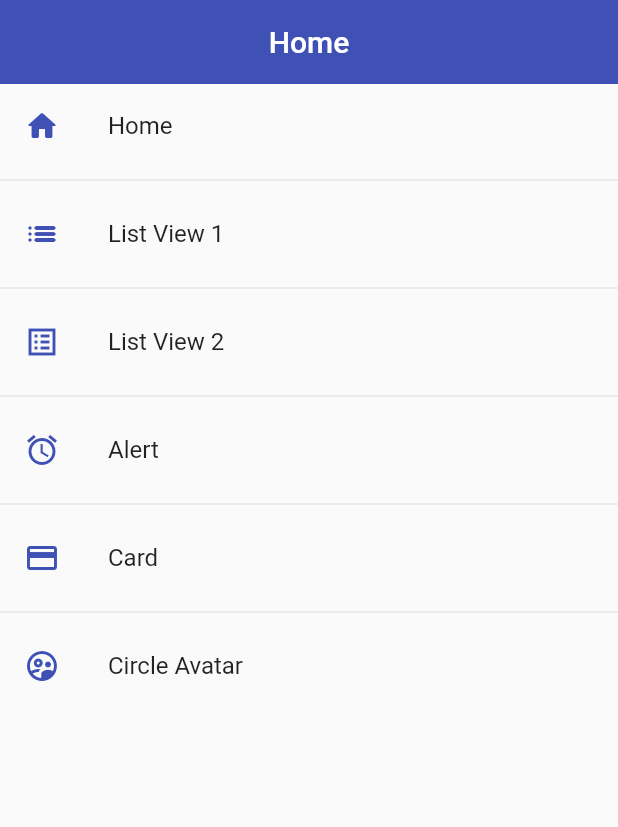
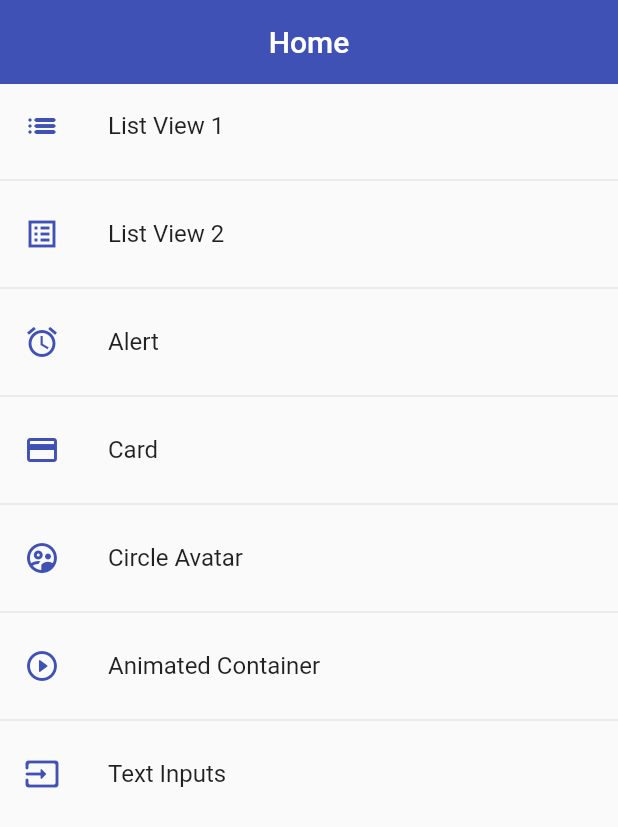
Before and after one commit to SebasRendon12/flutter_components, a Flutter app: the screen it shows after launch, on a phone screen of 412 x 824 dp. Shown: the top 827 px of the screen. Run offline on Flutter 3.47's test engine with Material 2 defaults, Android fonts, the phone set to English and light mode, and no system bars.

Commit message:
Flutter inputs and animation

```diff
--- a/lib/router/app_routes.dart
+++ b/lib/router/app_routes.dart
@@ -7,13 +7,13 @@ class AppRoutes {
   static const initialRoute = 'home';
 
   static final menuOptions = <MenuOption>[
-    // ignore: todo
-    //TODO: delete home route
-    MenuOption(
-        route: 'home',
-        icon: Icons.home_rounded,
-        name: 'Home',
-        screen: const HomeScreen()),
+    // // ignore: todo
+    // //TODO: delete home route
+    // MenuOption(
+    //     route: 'home',
+    //     icon: Icons.home_rounded,
+    //     name: 'Home',
+    //     screen: const HomeScreen()),
     MenuOption(
         route: 'listview1',
         icon: Icons.list_rounded,
@@ -39,10 +39,21 @@ class AppRoutes {
         icon: Icons.supervised_user_circle_outlined,
         name: 'Circle Avatar',
         screen: const AvatarScreen()),
+    MenuOption(
+        route: 'animated',
+        icon: Icons.play_circle_outline_rounded,
+        name: 'Animated Container',
+        screen: const AnimatedScreen()),
+    MenuOption(
+        route: 'inputs',
+        icon: Icons.input_rounded,
+        name: 'Text Inputs',
+        screen: const InputsScreen()),
   ];
 
   static Map<String, Widget Function(BuildContext)> getAppRoutes() {
     Map<String, Widget Function(BuildContext)> appRoutes = {};
+    appRoutes.addAll({'home': (BuildContext context) => const HomeScreen()});
     for (var option in menuOptions) {
       appRoutes.addAll({option.route: (BuildContext context) => option.screen});
     }
--- a/lib/screens/screens.dart
+++ b/lib/screens/screens.dart
@@ -1,6 +1,8 @@
 export 'package:flutter_components/screens/alert_screen.dart';
+export 'package:flutter_components/screens/animated_screen.dart';
+export 'package:flutter_components/screens/avatar_screen.dart';
 export 'package:flutter_components/screens/card_screen.dart';
 export 'package:flutter_components/screens/home_screen.dart';
+export 'package:flutter_components/screens/inputs_screen.dart';
 export 'package:flutter_components/screens/listView1_screen.dart';
 export 'package:flutter_components/screens/listView2_screen.dart';
-export 'package:flutter_components/screens/avatar_screen.dart';
--- a/lib/themes/app_theme.dart
+++ b/lib/themes/app_theme.dart
@@ -5,17 +5,39 @@ class AppTheme {
   static final ThemeData lightTheme = ThemeData.light().copyWith(
     primaryColor: primaryColor,
     appBarTheme: const AppBarTheme(color: primaryColor, elevation: 0),
-      textButtonTheme: TextButtonThemeData(
-          style: TextButton.styleFrom(primary: primaryColor)),
+    textButtonTheme:
+        TextButtonThemeData(style: TextButton.styleFrom(primary: primaryColor)),
     floatingActionButtonTheme: const FloatingActionButtonThemeData(
       backgroundColor: primaryColor,
       elevation: 0,
     ),
     elevatedButtonTheme: ElevatedButtonThemeData(
         style: ElevatedButton.styleFrom(
-              primary: primaryColor,
-              elevation: 0,
-              shape: const StadiumBorder())));
+            primary: primaryColor, elevation: 0, shape: const StadiumBorder())),
+    inputDecorationTheme: const InputDecorationTheme(
+      floatingLabelStyle: TextStyle(color: primaryColor),
+      enabledBorder: OutlineInputBorder(
+        borderSide: BorderSide(color: primaryColor),
+        borderRadius: BorderRadius.only(
+          bottomLeft: Radius.circular(10),
+          topRight: Radius.circular(10),
+        ),
+      ),
+      focusedBorder: OutlineInputBorder(
+        borderSide: BorderSide(color: primaryColor),
+        borderRadius: BorderRadius.only(
+          bottomLeft: Radius.circular(10),
+          topRight: Radius.circular(10),
+        ),
+      ),
+      border: OutlineInputBorder(
+        borderRadius: BorderRadius.only(
+          bottomLeft: Radius.circular(10),
+          topRight: Radius.circular(10),
+        ),
+      ),
+    ),
+  );
 
   static final ThemeData darkTheme = ThemeData.dark().copyWith(
       primaryColor: primaryColor,
--- a/lib/widgets/widgets.dart
+++ b/lib/widgets/widgets.dart
@@ -1,2 +1,3 @@
 export 'package:flutter_components/widgets/custom_card_type_1.dart';
 export 'package:flutter_components/widgets/custom_card_type_2.dart';
+export 'package:flutter_components/widgets/custom_input_field.dart';
```
Also changed, not shown: lib/screens/animated_screen.dart (added, +55 -0 lines), lib/screens/inputs_screen.dart (added, +84 -0 lines), lib/widgets/custom_input_field.dart (added, +47 -0 lines). Lines whose indentation alone changed are shown as unchanged.
